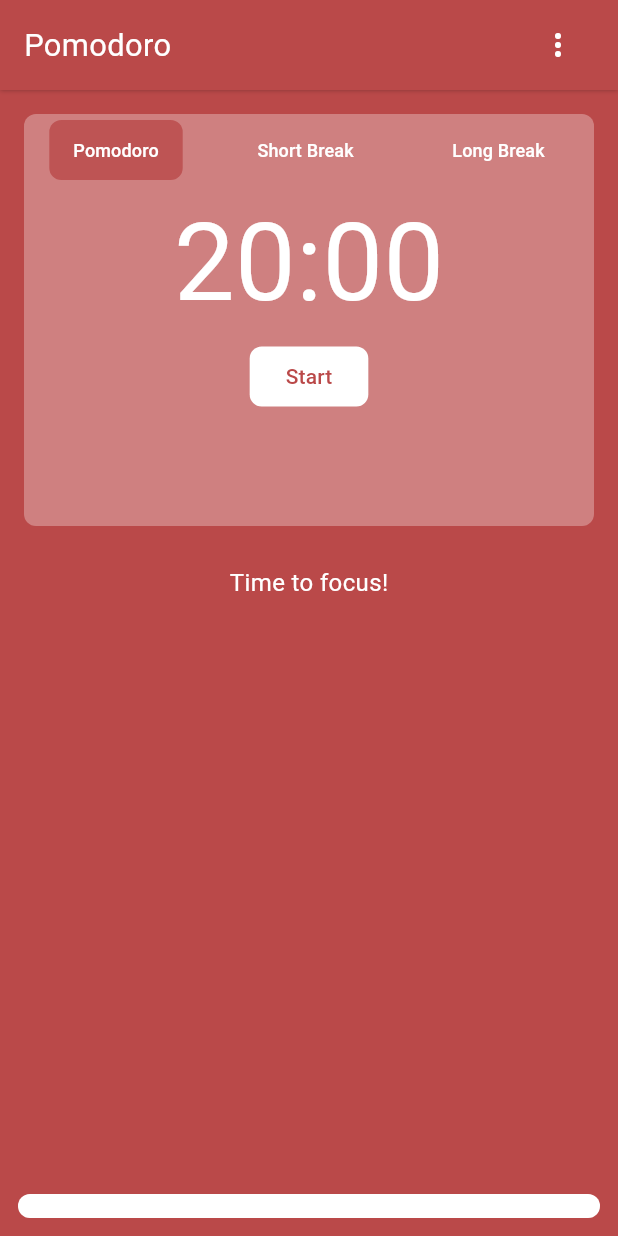
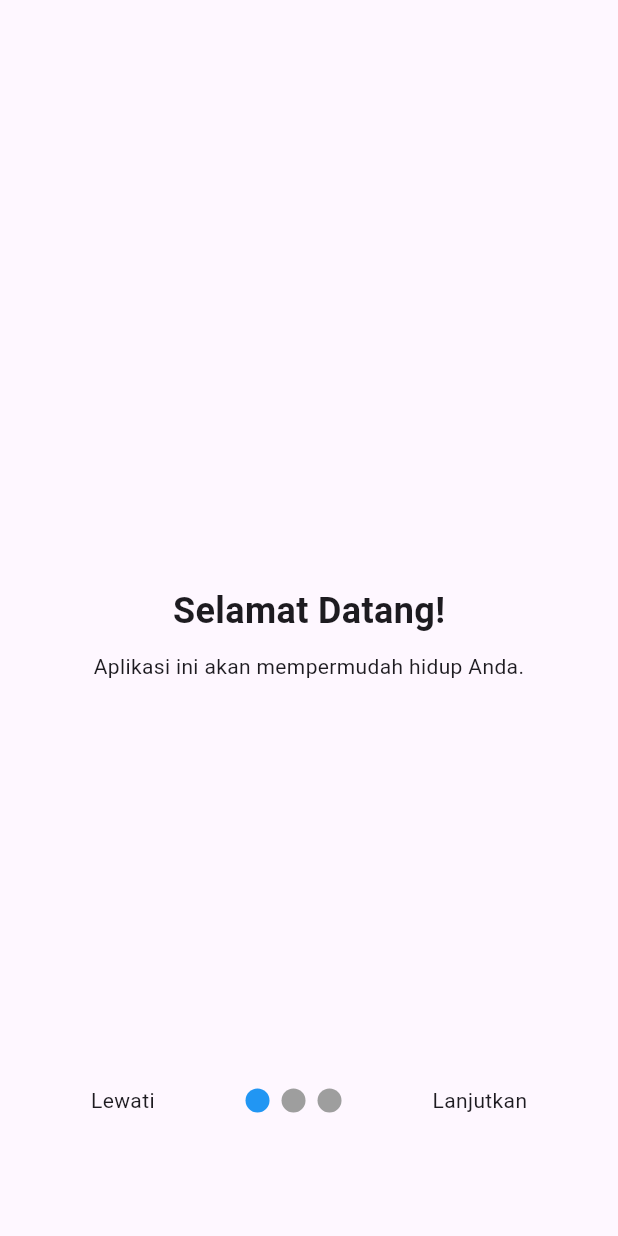
Before and after one commit to mfdpdev/pomodoro-app, a Flutter app: the screen it shows after launch, on a phone screen of 412 x 824 dp. Run offline on Flutter 3.47's test engine with Material 3 defaults, Android fonts, the phone set to English and light mode, and no system bars; drawn by our look-alikes of smooth_page_indicator.

```diff
--- a/lib/main.dart
+++ b/lib/main.dart
@@ -4,11 +4,16 @@ import 'package:flutter/material.dart';
 import 'package:pomodoro_app/widgets/custom_colors.dart';
 import 'package:pomodoro_app/widgets/default_timer.dart';
 
+import 'package:smooth_page_indicator/smooth_page_indicator.dart';
+
 void main() {
   runApp(const MyApp());
 }
 
 class MyApp extends StatelessWidget {
+
+  final bool onboardingSeen = false;
+
   const MyApp({super.key});
 
   // This widget is the root of your application.
@@ -18,7 +23,129 @@ class MyApp extends StatelessWidget {
       title: 'Pomodoro App',
       theme: ThemeData(
       ),
-      home: const Home(title: 'Pomodoro'),
+      home: onboardingSeen ? Home(title: 'Pomodoro') : OnboardingScreen(),
+    );
+  }
+}
+
+class OnboardingScreen extends StatefulWidget {
+  const OnboardingScreen({super.key});
+
+  @override
+  State<OnboardingScreen> createState() => _OnboardingScreenState();
+}
+
+class _OnboardingScreenState extends State<OnboardingScreen>{
+
+  final PageController _controller = PageController();
+  bool isLastPage = false;
+
+  @override
+  Widget build(BuildContext context){
+    return Scaffold(
+      body: Stack(
+        children: [
+          PageView(
+            controller: _controller,
+            onPageChanged: (index){
+              setState((){
+                isLastPage = (index == 2);
+              });
+            },
+            children: [
+               IntroPage(
+                title: 'Selamat Datang!',
+                description: 'Aplikasi ini akan mempermudah hidup Anda.',
+                // imagePath: 'assets/images/intro1.png',
+              ),
+              IntroPage(
+                title: 'Temukan Fitur Baru',
+                description: 'Jelajahi berbagai fitur keren yang kami sediakan.',
+                // imagePath: 'assets/images/intro2.png',
+              ),
+              IntroPage(
+                title: 'Siap Memulai?',
+                description: 'Mari kita mulai perjalanan ini bersama!',
+                // imagePath: 'assets/images/intro3.png',
+              ),
+            ]
+          ),
+          Container(
+            alignment: const Alignment(0.0, 0.8),
+            child: Row(
+              mainAxisAlignment: MainAxisAlignment.spaceEvenly,
+              children: [
+                GestureDetector(
+                  onTap: (){
+                    // _controller.jumpToPage(2);
+                    Navigator.of(context).pushReplacement(
+                      MaterialPageRoute(
+                        builder: (context) => const Home(title: 'Pomodoro'),
+                      )
+                    );
+                  },
+                  child: const Text('Lewati')
+                ),
+
+                SmoothPageIndicator(
+                  controller: _controller,
+                  count: 3,
+                  effect: const WormEffect(
+                    activeDotColor: Colors.blue,
+                    dotColor: Colors.grey,
+                  ),
+                ),
+
+                isLastPage ? GestureDetector(
+                  onTap: () {
+                    Navigator.of(context).pushReplacement(
+                      MaterialPageRoute(
+                        builder: (context) => const Home(title: 'Pomodoro'),
+                      )
+                    );
+                  },
+                  child: const Text('Selesai')
+                ) : GestureDetector(
+                  onTap: (){
+                    _controller.nextPage(
+                      duration: const Duration(milliseconds: 500),
+                      curve: Curves.easeIn,
+                    );
+                  },
+                  child: const Text('Lanjutkan')
+                )
+              ]
+            )
+          )
+        ]
+      )
+    );
+  }
+}
+
+class IntroPage extends StatelessWidget {
+  final String title;
+  final String description;
+  // final String imagePath;
+
+  const IntroPage({
+    super.key,
+    required this.title,
+    required this.description,
+    // required this.imagePath,
+  });
+
+  @override
+  Widget build(BuildContext context){
+    return Column(
+      mainAxisAlignment: MainAxisAlignment.center,
+      children: [
+        // Image.asset(imagePath, height: 200),
+        const SizedBox(height: 20),
+        Text(title, style: const TextStyle(fontSize: 24, fontWeight: FontWeight.bold)),
+        const SizedBox(height: 10),
+        Text(description, textAlign: TextAlign.center),
+      ]
     );
   }
 }
--- a/pubspec.yaml
+++ b/pubspec.yaml
@@ -30,6 +30,7 @@ environment:
 dependencies:
   flutter:
     sdk: flutter
+  smooth_page_indicator:
 
   # The following adds the Cupertino Icons font to your application.
   # Use with the CupertinoIcons class for iOS style icons.
```
Also changed, not shown: pubspec.lock.
